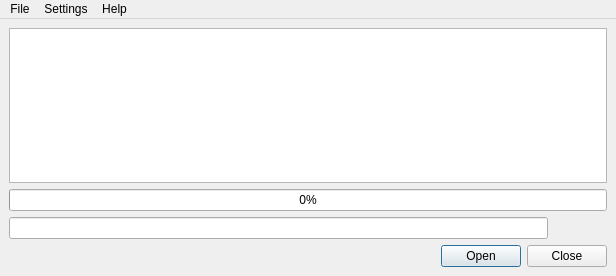
First picture: the form in resource/main-dlg.ui, repository PetrovSE/kcheckhash, before the edit.
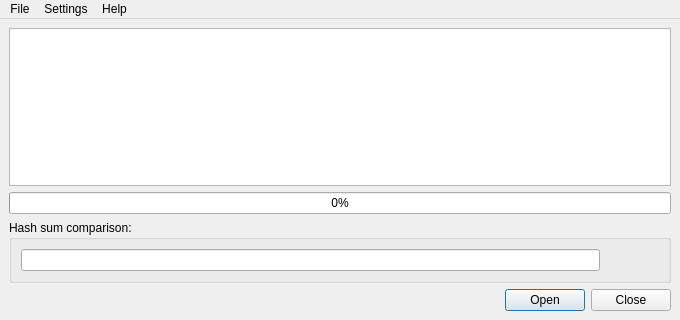
Second picture: the form after the edit. Icons and pictures are not drawn.

Commit message: Improve user interface: add buttons and tooltips

The edit to the form file:
```diff
--- a/resource/main-dlg.ui
+++ b/resource/main-dlg.ui
@@ -6,8 +6,8 @@
    <rect>
     <x>0</x>
     <y>0</y>
-    <width>616</width>
-    <height>276</height>
+    <width>680</width>
+    <height>320</height>
    </rect>
   </property>
   <property name="windowTitle">
@@ -70,9 +70,20 @@
      </widget>
     </item>
     <item row="2" column="0">
-     <layout class="QGridLayout" name="gridLayout">
+     <widget class="QGroupBox" name="groupBox">
+      <property name="toolTip">
+       <string/>
+      </property>
+      <property name="title">
+       <string>Hash sum comparison:</string>
+      </property>
+      <layout class="QGridLayout" name="gridLayout_4">
       <item row="0" column="0">
-       <widget class="QLineEdit" name="lineEdit"/>
+        <widget class="QLineEdit" name="lineEdit">
+         <property name="toolTip">
+          <string>You can insert here the value of the hash sum for comparison.</string>
+         </property>
+        </widget>
       </item>
       <item row="0" column="1">
        <widget class="QLabel" name="labelRes">
@@ -104,8 +115,9 @@
        </widget>
       </item>
      </layout>
+     </widget>
     </item>
-    <item row="3" column="0">
+    <item row="6" column="0">
      <widget class="QDialogButtonBox" name="buttonBox">
       <property name="orientation">
        <enum>Qt::Horizontal</enum>
@@ -122,7 +134,7 @@
     <rect>
      <x>0</x>
      <y>0</y>
-     <width>616</width>
+     <width>680</width>
      <height>24</height>
     </rect>
    </property>
```
Left out of the diff: 14 changed lines with no effect on the pictures. Lines whose indentation alone changed are shown as unchanged. The commit also changes 2 other files.
